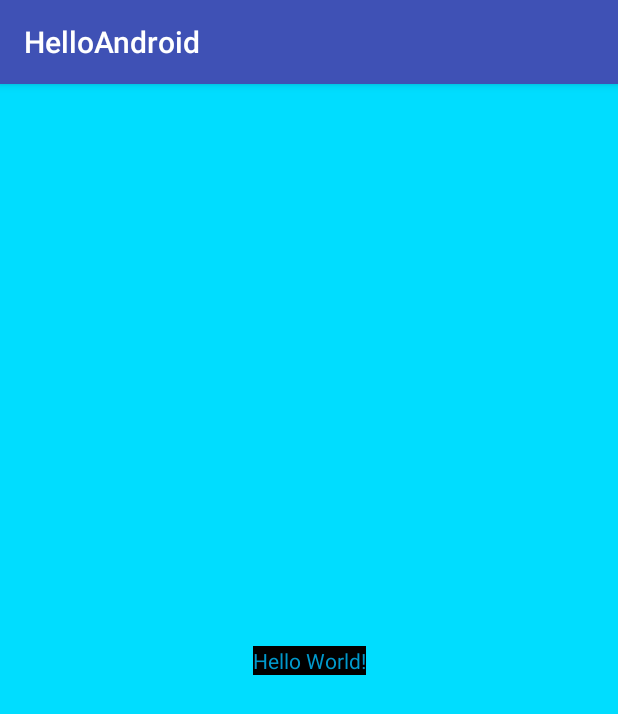
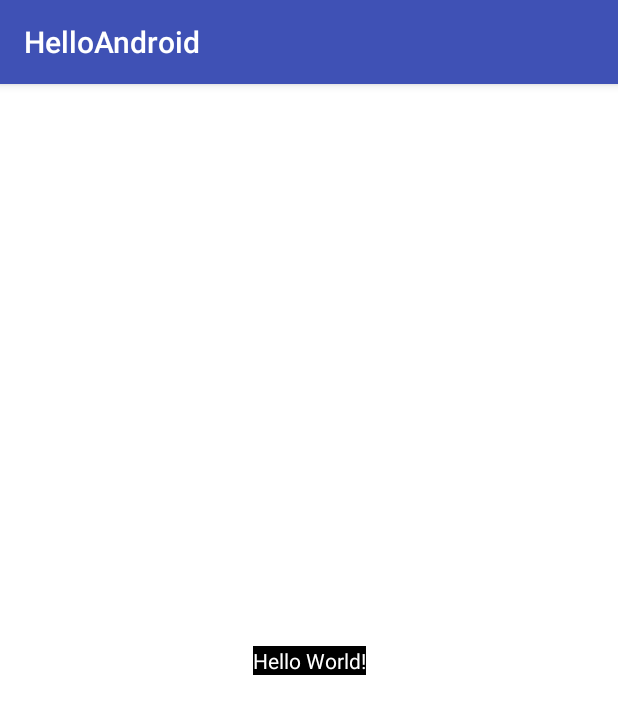
Before and after one commit to felm84/MyApplication, an Android app: the screen it shows after launch (MyFirstActivity), on a phone screen of 412 x 824 dp. Shown: the top 714 px of the screen. Run offline under Robolectric (Android 15) with nearby library versions, the phone set to English and light mode, and no system bars.

Commit message:
Changed background color and text color

```diff
--- a/app/src/main/res/layout/activity_my_first.xml
+++ b/app/src/main/res/layout/activity_my_first.xml
@@ -4,7 +4,7 @@
     xmlns:tools="http://schemas.android.com/tools"
     android:layout_width="match_parent"
     android:layout_height="match_parent"
-    android:background="@android:color/holo_blue_bright"
+    android:background="@android:color/white"
     tools:context="comfelm84.github.helloandroid.MyFirstActivity">
 
     <TextView
@@ -12,7 +12,7 @@
         android:layout_height="wrap_content"
         android:background="@android:color/black"
         android:text="Hello World!"
-        android:textColor="@android:color/holo_blue_dark"
+        android:textColor="@android:color/white"
         app:layout_constraintBottom_toBottomOf="parent"
         app:layout_constraintLeft_toLeftOf="parent"
         app:layout_constraintRight_toRightOf="parent"
```
